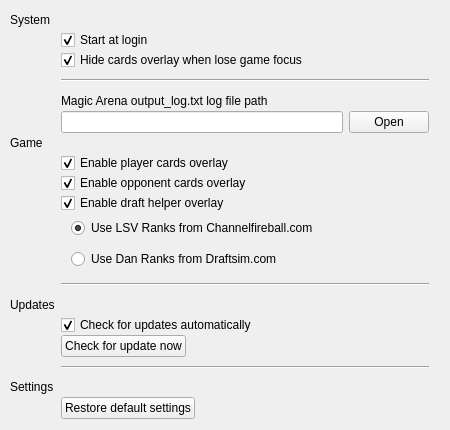
HearthSim/LotusTracker, file src/ui/tabgeneral.ui: the form before one commit.
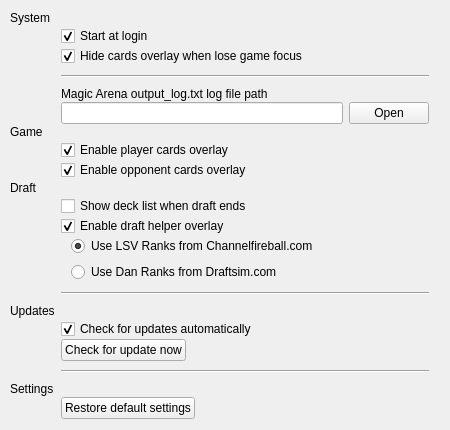
The form after the commit.

Commit message: Add option to choose to show deck after draft

What changed in the file:
```diff
--- a/src/ui/tabgeneral.ui
+++ b/src/ui/tabgeneral.ui
@@ -19,7 +19,7 @@
   <property name="windowTitle">
    <string>General</string>
   </property>
-  <layout class="QGridLayout" name="gridLayout" rowstretch="0,0,0,0,0,0,0,0,0,0,0,0,0,0,0,0,0,0,0,0,0,0,0,0,0,0,0,0,0,0,0,0,0,0,0,0,0,0" columnstretch="0,0,0">
+  <layout class="QGridLayout" name="gridLayout" rowstretch="0,0,0,0,0,0,0,0,0,0,0,0,0,0,0,0,0,0,0,0,0,0,0,0,0,0,0,0,0,0,0,0,0,0,0,0,0,0,0,0,0" columnstretch="0,0,0">
    <property name="sizeConstraint">
     <enum>QLayout::SetDefaultConstraint</enum>
    </property>
@@ -35,40 +35,60 @@
    <property name="verticalSpacing">
     <number>0</number>
    </property>
-   <item row="26" column="1">
-    <widget class="QCheckBox" name="cbAutoUpdate">
+   <item row="30" column="1">
+    <layout class="QHBoxLayout" name="horizontalLayout_9">
+     <item>
+      <widget class="QPushButton" name="btCheckUpdate">
+       <property name="statusTip">
+        <string>Verify if there is a new version now</string>
+       </property>
+       <property name="text">
+        <string>Check for update now</string>
+       </property>
+      </widget>
+     </item>
+     <item>
+      <spacer name="horizontalSpacer_12">
+       <property name="orientation">
+        <enum>Qt::Horizontal</enum>
+       </property>
+       <property name="sizeHint" stdset="0">
+        <size>
+         <width>20</width>
+         <height>20</height>
+        </size>
+       </property>
+      </spacer>
+     </item>
+    </layout>
+   </item>
+   <item row="12" column="1">
+    <widget class="QCheckBox" name="cbOOEnabled">
      <property name="statusTip">
       <string>Automatically verify for new versions</string>
      </property>
      <property name="text">
-      <string>Check for updates automatically</string>
+      <string>Enable opponent cards overlay</string>
      </property>
      <property name="checked">
       <bool>true</bool>
      </property>
     </widget>
    </item>
-   <item row="30" column="0">
-    <widget class="QLabel" name="label_3">
-     <property name="text">
-      <string>Settings</string>
+   <item row="6" column="1">
+    <widget class="Line" name="line_2">
+     <property name="minimumSize">
+      <size>
+       <width>0</width>
+       <height>20</height>
+      </size>
      </property>
-    </widget>
-   </item>
-   <item row="10" column="1">
-    <widget class="QCheckBox" name="cbPOEnabled">
-     <property name="statusTip">
-      <string>Show player deck with cards drawn</string>
+     <property name="orientation">
+      <enum>Qt::Horizontal</enum>
      </property>
-     <property name="text">
-      <string>Enable player cards overlay</string>
-     </property>
-     <property name="checked">
-      <bool>true</bool>
-     </property>
     </widget>
    </item>
-   <item row="16" column="1" rowspan="3">
+   <item row="19" column="1" rowspan="3">
     <layout class="QHBoxLayout" name="horizontalLayout_2">
      <item>
       <spacer name="horizontalSpacer">
@@ -109,7 +129,34 @@
      </item>
     </layout>
    </item>
-   <item row="28" column="1">
+   <item row="1" column="1">
+    <widget class="QCheckBox" name="cbStartAtLogin">
+     <property name="statusTip">
+      <string>Start Lotus Tracker with system</string>
+     </property>
+     <property name="text">
+      <string>Start at login</string>
+     </property>
+     <property name="checked">
+      <bool>true</bool>
+     </property>
+    </widget>
+   </item>
+   <item row="8" column="1">
+    <layout class="QHBoxLayout" name="horizontalLayout">
+     <item>
+      <widget class="QLineEdit" name="leLog"/>
+     </item>
+     <item>
+      <widget class="QPushButton" name="btOpenLog">
+       <property name="text">
+        <string>Open</string>
+       </property>
+      </widget>
+     </item>
+    </layout>
+   </item>
+   <item row="31" column="1">
     <widget class="Line" name="line">
      <property name="minimumSize">
       <size>
@@ -122,7 +169,113 @@
      </property>
     </widget>
    </item>
-   <item row="37" column="1">
+   <item row="9" column="0">
+    <widget class="QLabel" name="label_4">
+     <property name="text">
+      <string>Game</string>
+     </property>
+    </widget>
+   </item>
+   <item row="28" column="0">
+    <widget class="QLabel" name="label_2">
+     <property name="text">
+      <string>Updates</string>
+     </property>
+    </widget>
+   </item>
+   <item row="24" column="1">
+    <widget class="Line" name="line_3">
+     <property name="minimumSize">
+      <size>
+       <width>0</width>
+       <height>20</height>
+      </size>
+     </property>
+     <property name="orientation">
+      <enum>Qt::Horizontal</enum>
+     </property>
+    </widget>
+   </item>
+   <item row="10" column="1">
+    <widget class="QCheckBox" name="cbPOEnabled">
+     <property name="statusTip">
+      <string>Show player deck with cards drawn</string>
+     </property>
+     <property name="text">
+      <string>Enable player cards overlay</string>
+     </property>
+     <property name="checked">
+      <bool>true</bool>
+     </property>
+    </widget>
+   </item>
+   <item row="0" column="0">
+    <widget class="QLabel" name="label">
+     <property name="text">
+      <string>System</string>
+     </property>
+    </widget>
+   </item>
+   <item row="29" column="1">
+    <widget class="QCheckBox" name="cbAutoUpdate">
+     <property name="statusTip">
+      <string>Automatically verify for new versions</string>
+     </property>
+     <property name="text">
+      <string>Check for updates automatically</string>
+     </property>
+     <property name="checked">
+      <bool>true</bool>
+     </property>
+    </widget>
+   </item>
+   <item row="1" column="2">
+    <spacer name="horizontalSpacer_6">
+     <property name="orientation">
+      <enum>Qt::Horizontal</enum>
+     </property>
+     <property name="sizeType">
+      <enum>QSizePolicy::Fixed</enum>
+     </property>
+     <property name="sizeHint" stdset="0">
+      <size>
+       <width>10</width>
+       <height>20</height>
+      </size>
+     </property>
+    </spacer>
+   </item>
+   <item row="33" column="0">
+    <widget class="QLabel" name="label_3">
+     <property name="text">
+      <string>Settings</string>
+     </property>
+    </widget>
+   </item>
+   <item row="15" column="1">
+    <widget class="QCheckBox" name="cbDOEnabled">
+     <property name="statusTip">
+      <string>Draft help show you cards ranking</string>
+     </property>
+     <property name="text">
+      <string>Enable draft helper overlay</string>
+     </property>
+     <property name="checked">
+      <bool>true</bool>
+     </property>
+    </widget>
+   </item>
+   <item row="14" column="1">
+    <widget class="QCheckBox" name="cbSDADEnabled">
+     <property name="statusTip">
+      <string>Nice to take that seven wins screenshot with deck list!</string>
+     </property>
+     <property name="text">
+      <string>Show deck list when draft ends</string>
+     </property>
+    </widget>
+   </item>
+   <item row="40" column="1">
     <layout class="QHBoxLayout" name="horizontalLayout_5">
      <item>
       <widget class="QPushButton" name="btReset">
@@ -149,46 +302,6 @@
      </item>
     </layout>
    </item>
-   <item row="12" column="1">
-    <widget class="QCheckBox" name="cbDOEnabled">
-     <property name="statusTip">
-      <string>Draft help show you cards ranking</string>
-     </property>
-     <property name="text">
-      <string>Enable draft helper overlay</string>
-     </property>
-     <property name="checked">
-      <bool>true</bool>
-     </property>
-    </widget>
-   </item>
-   <item row="27" column="1">
-    <layout class="QHBoxLayout" name="horizontalLayout_9">
-     <item>
-      <widget class="QPushButton" name="btCheckUpdate">
-       <property name="statusTip">
-        <string>Verify if there is a new version now</string>
-       </property>
-       <property name="text">
-        <string>Check for update now</string>
-       </property>
-      </widget>
-     </item>
-     <item>
-      <spacer name="horizontalSpacer_12">
-       <property name="orientation">
-        <enum>Qt::Horizontal</enum>
-       </property>
-       <property name="sizeHint" stdset="0">
-        <size>
-         <width>20</width>
-         <height>20</height>
-        </size>
-       </property>
-      </spacer>
-     </item>
-    </layout>
-   </item>
    <item row="5" column="1">
     <widget class="QCheckBox" name="cbHideOnLoseGameFocus">
      <property name="statusTip">
@@ -202,19 +315,6 @@
      </property>
     </widget>
    </item>
-   <item row="11" column="1">
-    <widget class="QCheckBox" name="cbOOEnabled">
-     <property name="statusTip">
-      <string>Show opponent cards drawn</string>
-     </property>
-     <property name="text">
-      <string>Enable opponent cards overlay</string>
-     </property>
-     <property name="checked">
-      <bool>true</bool>
-     </property>
-    </widget>
-   </item>
    <item row="7" column="1">
     <widget class="QLabel" name="label_5">
      <property name="text">
@@ -222,96 +322,13 @@
      </property>
     </widget>
    </item>
-   <item row="1" column="2">
-    <spacer name="horizontalSpacer_6">
-     <property name="orientation">
-      <enum>Qt::Horizontal</enum>
-     </property>
-     <property name="sizeType">
-      <enum>QSizePolicy::Fixed</enum>
-     </property>
-     <property name="sizeHint" stdset="0">
-      <size>
-       <width>10</width>
-       <height>20</height>
-      </size>
-     </property>
-    </spacer>
-   </item>
-   <item row="25" column="0">
-    <widget class="QLabel" name="label_2">
+   <item row="13" column="0">
+    <widget class="QLabel" name="label_6">
      <property name="text">
-      <string>Updates</string>
+      <string>Draft</string>
      </property>
     </widget>
    </item>
-   <item row="6" column="1">
-    <widget class="Line" name="line_2">
-     <property name="minimumSize">
-      <size>
-       <width>0</width>
-       <height>20</height>
-      </size>
-     </property>
-     <property name="orientation">
-      <enum>Qt::Horizontal</enum>
-     </property>
-    </widget>
-   </item>
-   <item row="0" column="0">
-    <widget class="QLabel" name="label">
-     <property name="text">
-      <string>System</string>
-     </property>
-    </widget>
-   </item>
-   <item row="9" column="0">
-    <widget class="QLabel" name="label_4">
-     <property name="text">
-      <string>Game</string>
-     </property>
-    </widget>
-   </item>
-   <item row="1" column="1">
-    <widget class="QCheckBox" name="cbStartAtLogin">
-     <property name="statusTip">
-      <string>Start Lotus Tracker with system</string>
-     </property>
-     <property name="text">
-      <string>Start at login</string>
-     </property>
-     <property name="checked">
-      <bool>true</bool>
-     </property>
-    </widget>
-   </item>
-   <item row="21" column="1">
-    <widget class="Line" name="line_3">
-     <property name="minimumSize">
-      <size>
-       <width>0</width>
-       <height>20</height>
-      </size>
-     </property>
-     <property name="orientation">
-      <enum>Qt::Horizontal</enum>
-     </property>
-    </widget>
-   </item>
-   <item row="8" column="1">
-    <layout class="QHBoxLayout" name="horizontalLayout">
-     <item>
-      <widget class="QLineEdit" name="leLog"/>
-     </item>
-     <item>
-      <widget class="QPushButton" name="btOpenLog">
-       <property name="text">
-        <string>Open</string>
-       </property>
-      </widget>
-     </item>
-    </layout>
-   </item>
   </layout>
  </widget>
  <layoutdefault spacing="6" margin="11"/>
```
Left out of the diff: 8 changed lines with no effect on the pictures. The commit also changes 5 other files.
